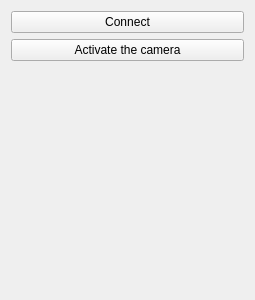
The window that toolWindow.ui (develru/RobotControlCenter) describes before a commit, drawn with Qt 5.
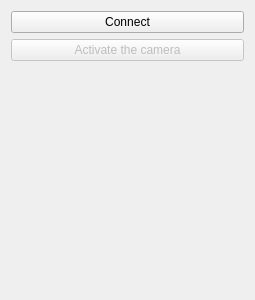
The same window after the commit.

Commit message: Camera button is deactivated as default.

Diff of the .ui file:
```diff
--- a/toolWindow.ui
+++ b/toolWindow.ui
@@ -23,6 +23,9 @@
    </item>
    <item>
     <widget class="QPushButton" name="activateCamBtn">
+     <property name="enabled">
+      <bool>false</bool>
+     </property>
      <property name="text">
       <string>Activate the camera</string>
      </property>
```
The commit also changes 1 other file.
